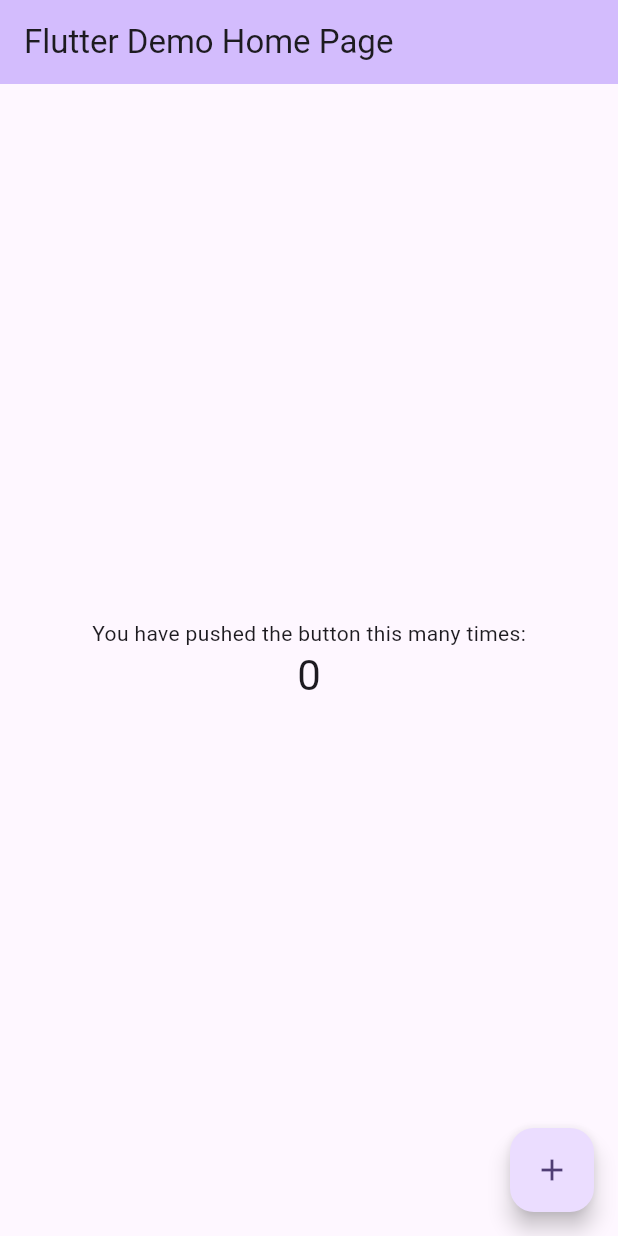
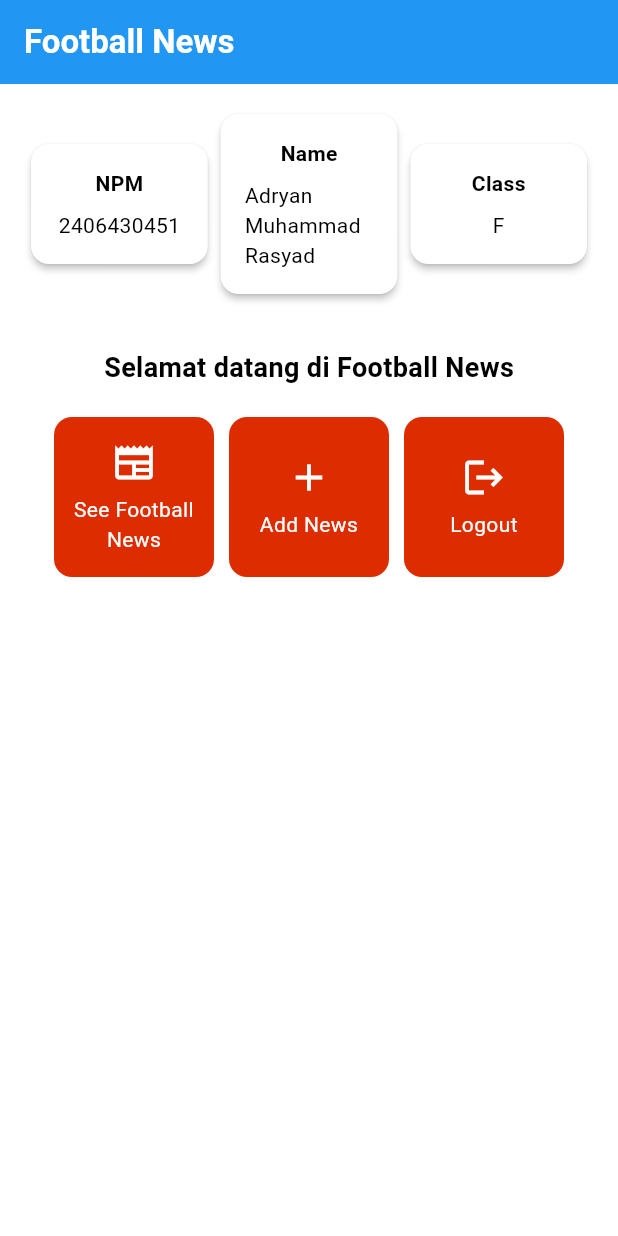
Before and after one commit to AdryanRasyad/football-news-mobile, a Flutter app: the screen it shows after launch, on a phone screen of 412 x 824 dp. Run offline on Flutter 3.47's test engine with Material 3 defaults, Android fonts, the phone set to English and light mode, and no system bars.

Commit message:
Tutorial 6

```diff
--- a/lib/main.dart
+++ b/lib/main.dart
@@ -1,4 +1,7 @@
 import 'package:flutter/material.dart';
+import 'package:football_news/menu.dart';
+
+
 
 void main() {
   runApp(const MyApp());
@@ -28,95 +31,10 @@ class MyApp extends StatelessWidget {
         //
         // This works for code too, not just values: Most code changes can be
         // tested with just a hot reload.
-        colorScheme: ColorScheme.fromSeed(seedColor: Colors.deepPurple),
+         colorScheme: ColorScheme.fromSwatch(primarySwatch: Colors.blue)
+          .copyWith(secondary: Colors. deepOrangeAccent[700]),
       ),
-      home: const MyHomePage(title: 'Flutter Demo Home Page'),
+      home: MyHomePage(colorScheme: Theme.of(context).colorScheme),
     );
   }
 }
-
-class MyHomePage extends StatefulWidget {
-  const MyHomePage({super.key, required this.title});
-
-  // This widget is the home page of your application. It is stateful, meaning
-  // that it has a State object (defined below) that contains fields that affect
-  // how it looks.
-
-  // This class is the configuration for the state. It holds the values (in this
-  // case the title) provided by the parent (in this case the App widget) and
-  // used by the build method of the State. Fields in a Widget subclass are
-  // always marked "final".
-
-  final String title;
-
-  @override
-  State<MyHomePage> createState() => _MyHomePageState();
-}
-
-class _MyHomePageState extends State<MyHomePage> {
-  int _counter = 0;
-
-  void _incrementCounter() {
-    setState(() {
-      // This call to setState tells the Flutter framework that something has
-      // changed in this State, which causes it to rerun the build method below
-      // so that the display can reflect the updated values. If we changed
-      // _counter without calling setState(), then the build method would not be
-      // called again, and so nothing would appear to happen.
-      _counter++;
-    });
-  }
-
-  @override
-  Widget build(BuildContext context) {
-    // This method is rerun every time setState is called, for instance as done
-    // by the _incrementCounter method above.
-    //
-    // The Flutter framework has been optimized to make rerunning build methods
-    // fast, so that you can just rebuild anything that needs updating rather
-    // than having to individually change instances of widgets.
-    return Scaffold(
-      appBar: AppBar(
-        // TRY THIS: Try changing the color here to a specific color (to
-        // Colors.amber, perhaps?) and trigger a hot reload to see the AppBar
-        // change color while the other colors stay the same.
-        backgroundColor: Theme.of(context).colorScheme.inversePrimary,
-        // Here we take the value from the MyHomePage object that was created by
-        // the App.build method, and use it to set our appbar title.
-        title: Text(widget.title),
-      ),
-      body: Center(
-        // Center is a layout widget. It takes a single child and positions it
-        // in the middle of the parent.
-        child: Column(
-          // Column is also a layout widget. It takes a list of children and
-          // arranges them vertically. By default, it sizes itself to fit its
-          // children horizontally, and tries to be as tall as its parent.
-          //
-          // Column has various properties to control how it sizes itself and
-          // how it positions its children. Here we use mainAxisAlignment to
-          // center the children vertically; the main axis here is the vertical
-          // axis because Columns are vertical (the cross axis would be
-          // horizontal).
-          //
-          // TRY THIS: Invoke "debug painting" (choose the "Toggle Debug Paint"
-          // action in the IDE, or press "p" in the console), to see the
-          // wireframe for each widget.
-          mainAxisAlignment: MainAxisAlignment.center,
-          children: <Widget>[
-            const Text('You have pushed the button this many times:'),
-            Text(
-              '$_counter',
-              style: Theme.of(context).textTheme.headlineMedium,
-            ),
-          ],
-        ),
-      ),
-      floatingActionButton: FloatingActionButton(
-        onPressed: _incrementCounter,
-        tooltip: 'Increment',
-        child: const Icon(Icons.add),
-      ), // This trailing comma makes auto-formatting nicer for build methods.
-    );
-  }
-}
--- /dev/null
+++ b/lib/menu.dart
@@ -0,0 +1,191 @@
+import 'package:flutter/material.dart';
+
+class MyHomePage extends StatelessWidget {
+    MyHomePage({super.key, required ColorScheme colorScheme});
+
+    final String nama = "Adryan Muhammad Rasyad" ;//nama
+    final String npm = "2406430451"; //npm
+    final String kelas = "F"; //kelas
+
+  final List<ItemHomepage> items = [
+    ItemHomepage("See Football News", Icons.newspaper),
+    ItemHomepage("Add News", Icons.add),
+    ItemHomepage("Logout", Icons.logout),
+  ];
+
+   @override
+    Widget build(BuildContext context) {
+    // Scaffold menyediakan struktur dasar halaman dengan AppBar dan body.
+    return Scaffold(
+      // AppBar adalah bagian atas halaman yang menampilkan judul.
+      appBar: AppBar(
+        // Judul aplikasi "Football News" dengan teks putih dan tebal.
+        title: const Text(
+          'Football News',
+          style: TextStyle(
+            color: Colors.white,
+            fontWeight: FontWeight.bold,
+          ),
+        ),
+        // Warna latar belakang AppBar diambil dari skema warna tema aplikasi.
+        backgroundColor: Theme.of(context).colorScheme.primary,
+      ),
+      // Body halaman dengan padding di sekelilingnya.
+      body: Padding(
+        padding: const EdgeInsets.all(16.0),
+        // Menyusun widget secara vertikal dalam sebuah kolom.
+        child: Column(
+          crossAxisAlignment: CrossAxisAlignment.center,
+          children: [
+            // Row untuk menampilkan 3 InfoCard secara horizontal.
+            Row(
+              mainAxisAlignment: MainAxisAlignment.spaceEvenly,
+              children: [
+                InfoCard(title: 'NPM', content: npm),
+                InfoCard(title: 'Name', content: nama),
+                InfoCard(title: 'Class', content: kelas),
+              ],
+            ),
+
+            // Memberikan jarak vertikal 16 unit.
+            const SizedBox(height: 16.0),
+
+            // Menempatkan widget berikutnya di tengah halaman.
+            Center(
+              child: Column(
+                // Menyusun teks dan grid item secara vertikal.
+
+                children: [
+                  // Menampilkan teks sambutan dengan gaya tebal dan ukuran 18.
+                  const Padding(
+                    padding: EdgeInsets.only(top: 16.0),
+                    child: Text(
+                      'Selamat datang di Football News',
+                      style: TextStyle(
+                        fontWeight: FontWeight.bold,
+                        fontSize: 18.0,
+                      ),
+                    ),
+                  ),
+
+                  // Grid untuk menampilkan ItemCard dalam bentuk grid 3 kolom.
+                  GridView.count(
+                    primary: true,
+                    padding: const EdgeInsets.all(20),
+                    crossAxisSpacing: 10,
+                    mainAxisSpacing: 10,
+                    crossAxisCount: 3,
+                    // Agar grid menyesuaikan tinggi kontennya.
+                    shrinkWrap: true,
+
+                    // Menampilkan ItemCard untuk setiap item dalam list items.
+                    children: items.map((ItemHomepage item) {
+                      return ItemCard(item);
+                    }).toList(),
+                  ),
+                ],
+              ),
+            ),
+          ],
+        ),
+      ),
+    );
+
+    }
+}
+
+// Removed leftover stateful counter example that conflicted with MyHomePage being a StatelessWidget.
+
+class InfoCard extends StatelessWidget {
+  // Kartu informasi yang menampilkan title dan content.
+
+  final String title;  // Judul kartu.
+  final String content;  // Isi kartu.
+
+  const InfoCard({super.key, required this.title, required this.content});
+
+  @override
+  Widget build(BuildContext context) {
+    return Card(
+      // Membuat kotak kartu dengan bayangan dibawahnya.
+      elevation: 2.0,
+      child: Container(
+        // Mengatur ukuran dan jarak di dalam kartu.
+        width: MediaQuery.of(context).size.width / 3.5, // menyesuaikan dengan lebar device yang digunakan.
+        padding: const EdgeInsets.all(16.0),
+        // Menyusun title dan content secara vertikal.
+        child: Column(
+          children: [
+            Text(
+              title,
+              style: const TextStyle(fontWeight: FontWeight.bold),
+            ),
+            const SizedBox(height: 8.0),
+            Text(content),
+          ],
+        ),
+      ),
+    );
+  }
+}
+
+class ItemHomepage {
+ final String name;
+ final IconData icon;
+
+ ItemHomepage(this.name, this.icon);
+}
+
+class ItemCard extends StatelessWidget {
+  // Menampilkan kartu dengan ikon dan nama.
+
+  final ItemHomepage item;
+
+  const ItemCard(this.item, {super.key});
+
+  @override
+  Widget build(BuildContext context) {
+    return Material(
+      // Menentukan warna latar belakang dari tema aplikasi.
+      color: Theme.of(context).colorScheme.secondary,
+      // Membuat sudut kartu melengkung.
+      borderRadius: BorderRadius.circular(12),
+
+      child: InkWell(
+        // Aksi ketika kartu ditekan.
+        onTap: () {
+          // Menampilkan pesan SnackBar saat kartu ditekan.
+          ScaffoldMessenger.of(context)
+            ..hideCurrentSnackBar()
+            ..showSnackBar(
+              SnackBar(content: Text("Kamu telah menekan tombol ${item.name}!"))
+            );
+        },
+        // Container untuk menyimpan Icon dan Text
+        child: Container(
+          padding: const EdgeInsets.all(8),
+          child: Center(
+            child: Column(
+              // Menyusun ikon dan teks di tengah kartu.
+              mainAxisAlignment: MainAxisAlignment.center,
+              children: [
+                Icon(
+                  item.icon,
+                  color: Colors.white,
+                  size: 30.0,
+                ),
+                const Padding(padding: EdgeInsets.all(3)),
+                Text(
+                  item.name,
+                  textAlign: TextAlign.center,
+                  style: const TextStyle(color: Colors.white),
+                ),
+              ],
+            ),
+          ),
+        ),
+      ),
+    );
+  }
+
+}
```
